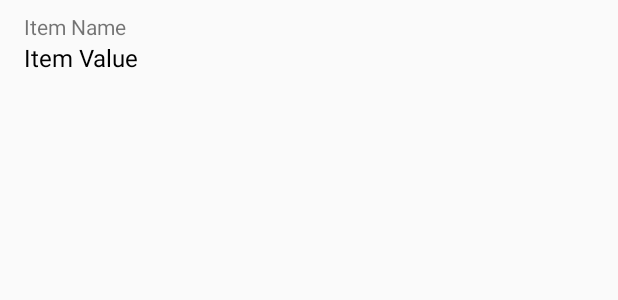
After one commit to krawa/EstafetaTest, an Android app: the layout details_item.xml on its own in the app's theme, with its tools: preview values and no code run, on a phone screen of 412 x 824 dp. The commit adds this screen. Shown: the top 300 px of the screen. Run offline under Robolectric (Android 15) with nearby library versions, the phone set to English and light mode, and no system bars; network calls fail.

Commit message:
done Details

```diff
--- /dev/null
+++ b/app/src/main/res/layout/details_item.xml
@@ -0,0 +1,25 @@
+<?xml version="1.0" encoding="utf-8"?>
+<LinearLayout xmlns:android="http://schemas.android.com/apk/res/android"
+    android:orientation="vertical"
+    android:layout_width="match_parent"
+    android:layout_height="wrap_content"
+    android:paddingLeft="16dp"
+    android:paddingRight="16dp"
+    android:paddingTop="8dp"
+    android:paddingBottom="8dp">
+
+    <TextView
+        android:id="@+id/tvName"
+        android:layout_width="wrap_content"
+        android:layout_height="wrap_content"
+        android:text="Item Name"/>
+
+    <TextView
+        android:id="@+id/tvValue"
+        android:layout_width="wrap_content"
+        android:layout_height="wrap_content"
+        android:textSize="16sp"
+        android:textColor="#000"
+        android:text="Item Value"/>
+
+</LinearLayout>
--- a/app/src/main/res/layout/task_list_item.xml
+++ b/app/src/main/res/layout/task_list_item.xml
@@ -3,7 +3,11 @@
     android:orientation="horizontal"
     android:layout_width="match_parent"
     android:layout_height="wrap_content"
-    android:padding="16dp">
+    android:paddingLeft="16dp"
+    android:paddingRight="16dp"
+    android:paddingTop="8dp"
+    android:paddingBottom="8dp"
+    android:background="?android:attr/selectableItemBackground">
 
     <LinearLayout
         android:layout_width="0dp"
```
Also changed, not shown: app/src/main/java/com/krawa/estafetatest/ui/adapter/DetailsTaskAdapter.java (added, +92 -0 lines), app/src/main/java/com/krawa/estafetatest/ui/adapter/TaskListAdapter.java (+18 -0 lines), app/src/main/java/com/krawa/estafetatest/ui/fragment/DetailsTaskFragment.java (added, +60 -0 lines), app/src/main/java/com/krawa/estafetatest/ui/fragment/TaskListFragment.java (+9 -1 lines), app/src/main/res/layout/fragment_details.xml (added, +8 -0 lines), app/src/main/res/values/strings.xml (+12 -0 lines).
